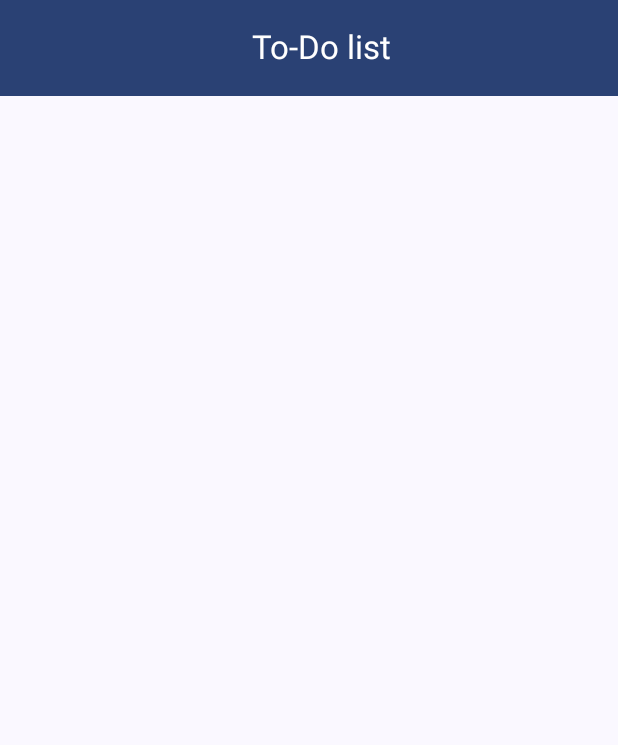
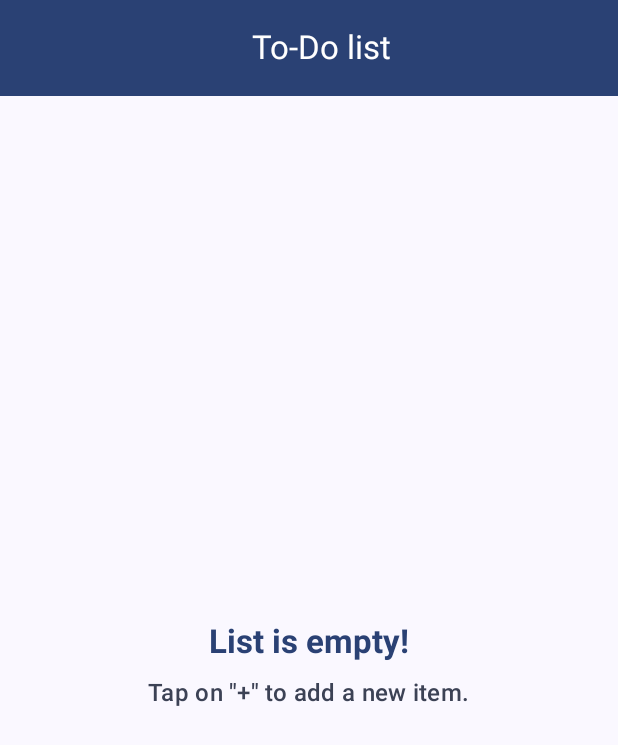
Before and after one commit to 01gaM/todo-list, an Android app built with Jetpack Compose: the composable MainScreenContent shown on its own in the app's theme, on a phone screen of 412 x 824 dp. Shown: the top 745 px of the screen. Run offline under Robolectric (Android 15) with nearby library versions, the phone set to English and light mode, and no system bars.

Commit message:
add swipe-to-delete functionality for list items

```diff
--- a/app/src/main/java/com/example/todo_list/ui/main_screen/compose/MainScreenContent.kt
+++ b/app/src/main/java/com/example/todo_list/ui/main_screen/compose/MainScreenContent.kt
@@ -1,10 +1,15 @@
 package com.example.todo_list.ui.main_screen.compose
 
 import android.content.res.Configuration
+import androidx.compose.animation.AnimatedVisibility
 import androidx.compose.animation.animateColorAsState
+import androidx.compose.animation.fadeIn
+import androidx.compose.animation.fadeOut
 import androidx.compose.foundation.ExperimentalFoundationApi
 import androidx.compose.foundation.background
 import androidx.compose.foundation.clickable
+import androidx.compose.foundation.layout.Arrangement
+import androidx.compose.foundation.layout.Column
 import androidx.compose.foundation.layout.Row
 import androidx.compose.foundation.layout.fillMaxSize
 import androidx.compose.foundation.layout.fillMaxWidth
@@ -19,16 +24,18 @@ import androidx.compose.material3.Text
 import androidx.compose.material3.TopAppBar
 import androidx.compose.material3.TopAppBarDefaults
 import androidx.compose.runtime.Composable
+import androidx.compose.runtime.derivedStateOf
 import androidx.compose.runtime.getValue
 import androidx.compose.runtime.mutableStateListOf
 import androidx.compose.runtime.remember
-import androidx.compose.runtime.snapshots.SnapshotStateList
 import androidx.compose.ui.Alignment
 import androidx.compose.ui.Modifier
+import androidx.compose.ui.text.font.FontWeight
 import androidx.compose.ui.text.style.TextAlign
 import androidx.compose.ui.text.style.TextDecoration
 import androidx.compose.ui.tooling.preview.Preview
 import androidx.compose.ui.unit.dp
+import com.example.todo_list.ui.composables.SwipeToDeleteContainer
 import com.example.todo_list.ui.main_screen.model.TodoTask
 import com.example.todo_list.ui.theme.ToDoListTheme
 
@@ -36,9 +43,12 @@ import com.example.todo_list.ui.theme.ToDoListTheme
 @Composable
 fun MainScreenContent(
   modifier: Modifier = Modifier,
-  taskList: SnapshotStateList<TodoTask> = mutableStateListOf(),
-  onItemClick: (Int) -> Unit = {}
+  taskList: List<TodoTask> = emptyList(),
+  onItemClick: (Int) -> Unit = {},
+  onItemDelete: (TodoTask) -> Unit = {}
 ) {
+  val isTaskListEmpty by remember(taskList) { derivedStateOf { taskList.isEmpty() } }
+
   Scaffold(
     modifier = modifier
       .fillMaxSize()
@@ -59,11 +69,40 @@ fun MainScreenContent(
       )
     }
   ) { innerPadding ->
+    AnimatedVisibility(
+      visible = isTaskListEmpty,
+      enter = fadeIn(),
+      exit = fadeOut()
+    ) {
+      Column(
+        modifier = Modifier
+          .padding(paddingValues = innerPadding)
+          .fillMaxSize(),
+        horizontalAlignment = Alignment.CenterHorizontally,
+        verticalArrangement = Arrangement.Center
+      ) {
+        Text(
+          text = "List is empty!",
+          style = MaterialTheme.typography.titleLarge,
+          color = MaterialTheme.colorScheme.primary,
+          fontWeight = FontWeight.Bold,
+        )
+        Text(
+          modifier = Modifier.padding(top = 8.dp),
+          text = "Tap on \"+\" to add a new item.",
+          style = MaterialTheme.typography.titleMedium,
+          color = MaterialTheme.colorScheme.secondary
+        )
+      }
+    }
+
+    if (!isTaskListEmpty) {
       LazyColumn(contentPadding = innerPadding) {
         itemsIndexed(
           items = taskList,
-        key = { index, _ -> index }
+          key = { _, task -> task.id }
         ) { index, item ->
+          SwipeToDeleteContainer(item = item, onDelete = onItemDelete) {
             TodoListItem(
               modifier = Modifier.animateItemPlacement(),
               taskNumber = index + 1,
@@ -71,6 +110,8 @@ fun MainScreenContent(
               isCompleted = item.isCompleted,
               onClick = { onItemClick(index) }
             )
+          }
+        }
       }
     }
   }
@@ -99,6 +140,7 @@ fun TodoListItem(
     modifier = modifier
       .fillMaxWidth()
       .clickable(onClick = onClick)
+      .background(color = MaterialTheme.colorScheme.background)
       .padding(all = 16.dp),
     verticalAlignment = Alignment.CenterVertically
   ) {
@@ -137,9 +179,9 @@ private fun MainScreenContentPreview() {
     MainScreenContent(
       taskList = remember {
         mutableStateListOf(
-          TodoTask(name = "task1"),
-          TodoTask(name = "task2"),
-          TodoTask(name = "task3")
+          TodoTask(name = "task1", id = 1),
+          TodoTask(name = "task2", id = 2),
+          TodoTask(name = "task3", id = 3)
         )
       }
     )
--- a/app/src/main/java/com/example/todo_list/ui/main_screen/model/TodoTask.kt
+++ b/app/src/main/java/com/example/todo_list/ui/main_screen/model/TodoTask.kt
@@ -1,6 +1,7 @@
 package com.example.todo_list.ui.main_screen.model
 
 data class TodoTask(
+  val id: Int,
   val name: String,
   val isCompleted: Boolean = false
 )
```
Also changed, not shown: app/src/main/java/com/example/todo_list/MainActivity.kt (+9 -4 lines), app/src/main/java/com/example/todo_list/ui/composables/DeleteItemBackground.kt (added, +125 -0 lines). Lines whose indentation alone changed are shown as unchanged.
